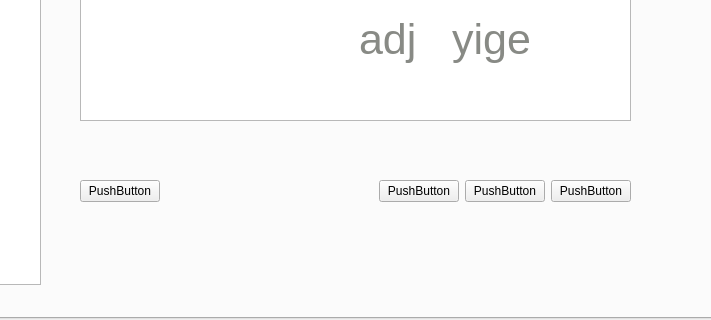
Before: the Qt Designer form dictation.ui in fangchaooo/dictation, drawn with Qt 5; both pictures show x 162 to 873 and y 332 to 652 of the 1048 by 652 pixel window.
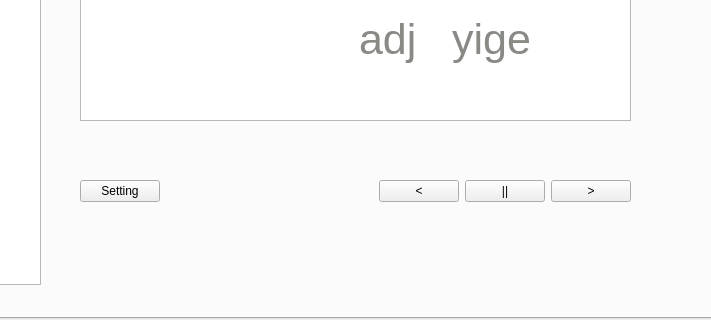
After: the same form once the commit is applied. Icons and pictures are not drawn.

```diff
--- a/dictation.ui
+++ b/dictation.ui
@@ -352,7 +352,7 @@
           <item>
            <widget class="QPushButton" name="pushButton_12">
             <property name="text">
-             <string>PushButton</string>
+             <string>Setting</string>
             </property>
            </widget>
           </item>
@@ -372,21 +372,21 @@
           <item>
            <widget class="QPushButton" name="pushButton_13">
             <property name="text">
-             <string>PushButton</string>
+             <string>&lt;</string>
             </property>
            </widget>
           </item>
           <item>
            <widget class="QPushButton" name="pushButton_14">
             <property name="text">
-             <string>PushButton</string>
+             <string>||</string>
             </property>
            </widget>
           </item>
           <item>
            <widget class="QPushButton" name="pushButton_15">
             <property name="text">
-             <string>PushButton</string>
+             <string>&gt;</string>
             </property>
            </widget>
           </item>
```
Left out of the diff: 8 changed lines with no effect on the pictures.
